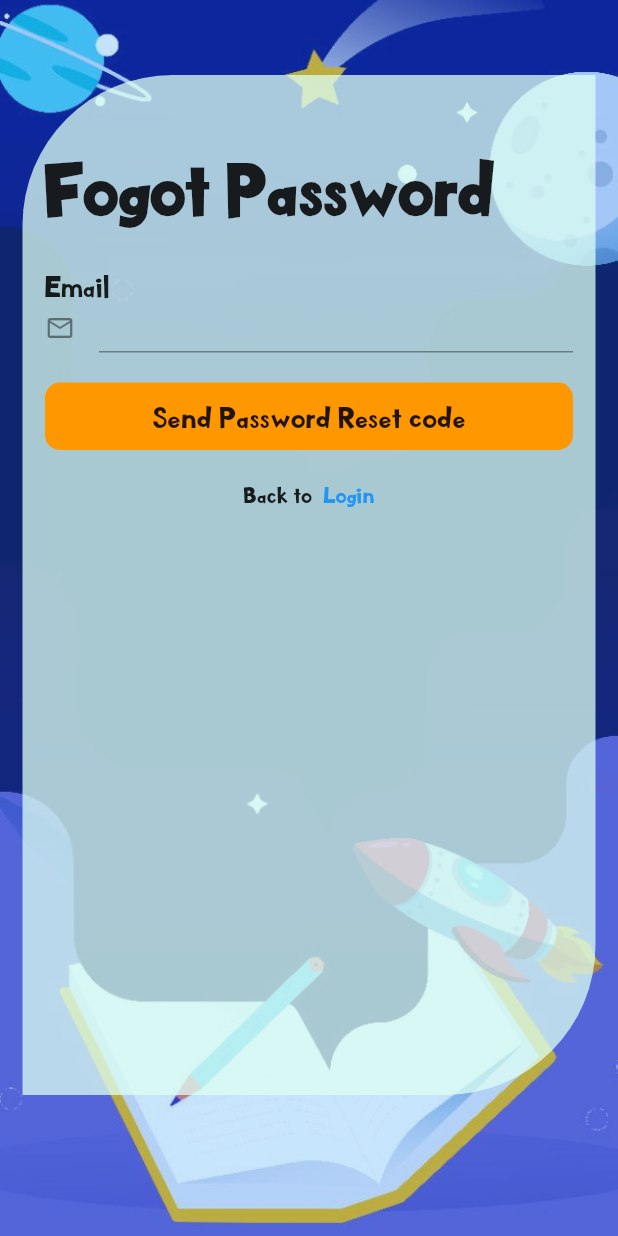
After one commit to Dinamu-Paha/Mobile-app, a Flutter app: the screen it shows after launch, after a tap on "Forgot Password?", on a phone screen of 412 x 824 dp. The commit adds this screen. Run offline on Flutter 3.47's test engine with Material 2 defaults, Android fonts, the phone set to English and light mode, and no system bars; our stand-ins replace date_field.

Commit message:
fogotPassword page

```diff
--- a/dinamu_paha/lib/Component/colors.dart
+++ b/dinamu_paha/lib/Component/colors.dart
@@ -3,4 +3,5 @@ import 'dart:ui';
 class AppColor{
   static Color mainColor = Color(0xFFFFFFFF);
   static Color formBgColor = Color(0x00DDFFF3);
+
 }
--- /dev/null
+++ b/dinamu_paha/lib/Screens/fogotPass.dart
@@ -0,0 +1,123 @@
+import 'package:dinamu_paha/Screens/signIn.dart';
+import 'package:flutter/material.dart';
+
+import '../Component/colors.dart';
+
+class FogotPasswordPage extends StatefulWidget {
+  const FogotPasswordPage({Key? key}) : super(key: key);
+
+  @override
+  State<FogotPasswordPage> createState() => _FogotPasswordPageState();
+}
+
+class _FogotPasswordPageState extends State<FogotPasswordPage> {
+  @override
+  Widget build(BuildContext context) {
+    return Scaffold(
+      body: SafeArea(
+        child: Container(
+          width: MediaQuery.of(context).size.width,
+          height: MediaQuery.of(context).size.height,
+          decoration: BoxDecoration(
+            image: DecorationImage(
+              image: AssetImage("assets/images/img.png"),
+              fit: BoxFit.cover,
+            ),
+          ),
+          child: Container(
+            color: Colors.blue.withOpacity(0.25),
+            child: SingleChildScrollView(
+              scrollDirection: Axis.vertical,
+              child: Column(
+                mainAxisAlignment: MainAxisAlignment.center,
+                crossAxisAlignment: CrossAxisAlignment.center,
+                children: [
+                  SizedBox(
+                    height: 50,
+                  ),
+                  Container(
+                    height: 680,
+                    decoration: BoxDecoration(
+                        color: AppColor.formBgColor.withOpacity(0.75),
+                        borderRadius: BorderRadius.only(topLeft: Radius.circular(100),bottomRight: Radius.circular(100),)
+                    ),
+                    child: Padding(
+                      padding: const EdgeInsets.all(15.0),
+                      child: Column(
+                        mainAxisAlignment: MainAxisAlignment.start,
+                        crossAxisAlignment: CrossAxisAlignment.start,
+                        children: [
+                          SizedBox(height: 30,),
+                          Container(
+                            child: Text('Fogot Password',style: TextStyle(fontSize: 48, fontWeight: FontWeight.w900),),
+                          ),
+                          SizedBox(height: 25,),
+                          Container(
+                            child: Text('Email',style: TextStyle(fontSize: 19),),
+                          ),
+                          Container(
+                            height: 33,
+                            width: MediaQuery.of(context).size.width-60,
+                            child: TextField(
+                              decoration: InputDecoration(
+                                icon: Icon(Icons.email_outlined,size: 20,),
+                              ),
+                            ),
+                          ),
+                          SizedBox(height: 20,),
+                          GestureDetector(
+                            onTap: (){
+                              Navigator.push(
+                                  context,
+                                  MaterialPageRoute(
+                                    builder: (BuildContext context) => SignInPage(),
+                                  ));
+                            },
+                            child: Container(
+                              width: MediaQuery.of(context).size.width-60,
+                              height: 45,
+                              decoration: BoxDecoration(
+                                borderRadius: BorderRadius.circular(10),
+                                color: Colors.orange,
+                              ),
+                              child: Center(
+                                  child: Text('Send Password Reset code',style: TextStyle(fontSize: 20),)),
+                            ),
+                          ),
+                          SizedBox(height: 20,),
+                          Container(
+                            width: MediaQuery.of(context).size.width-60,
+                            child: Row(
+                              mainAxisAlignment: MainAxisAlignment.center,
+                              children: [
+                                Container(
+                                  child: Text('Back to ',style: TextStyle(fontSize: 15),),
+                                ),
+                                GestureDetector(
+                                  onTap: (){
+                                    Navigator.push(
+                                        context,
+                                        MaterialPageRoute(
+                                          builder: (BuildContext context) => SignInPage(),
+                                        ));
+                                  },
+                                  child: Container(
+                                    child: Text(' Login',style: TextStyle(fontSize: 15, color: Colors.blue),),
+                                  ),
+                                ),
+                              ],
+                            ),
+                          )
+                        ],
+                      ),
+                    ),
+                  ),
+                ],
+              ),
+            ),
+          ),
+        ),
+      ),
+    );
+  }
+}
--- a/dinamu_paha/lib/Screens/signIn.dart
+++ b/dinamu_paha/lib/Screens/signIn.dart
@@ -1,4 +1,5 @@
 import 'package:dinamu_paha/Component/colors.dart';
+import 'package:dinamu_paha/Screens/fogotPass.dart';
 import 'package:dinamu_paha/Screens/singUp.dart';
 import 'package:dinamu_paha/Screens/subject_UI.dart';
 import 'package:flutter/material.dart';
@@ -112,8 +113,17 @@ class _SignInPageState extends State<SignInPage> {
                                 Expanded(
                                   child: Container(),
                                 ),
-                                Container(
-                                  child: Text('Forgot Password?',style: TextStyle(fontSize: 15),),
+                                GestureDetector(
+                                  onTap: (){
+                                    Navigator.push(
+                                        context,
+                                        MaterialPageRoute(
+                                          builder: (BuildContext context) => FogotPasswordPage(),
+                                        ));
+                                  },
+                                  child: Container(
+                                    child: Text('Forgot Password?',style: TextStyle(fontSize: 15,color: Colors.blue),),
+                                  ),
                                 ),
                               ],
                             ),
@@ -135,7 +145,7 @@ class _SignInPageState extends State<SignInPage> {
                                 color: Colors.orange,
                               ),
                               child: Center(
-                                  child: Text('Sign In',style: TextStyle(fontSize: 15),)),
+                                  child: Text('Sign In',style: TextStyle(fontSize: 20),)),
                             ),
                           ),
                           SizedBox(height: 30,),
--- a/dinamu_paha/lib/Screens/singUp.dart
+++ b/dinamu_paha/lib/Screens/singUp.dart
@@ -283,7 +283,7 @@ class _SignUpPageState extends State<SignUpPage> {
                                 enabledBorder: const UnderlineInputBorder(
                                   borderSide: const BorderSide(color: Colors.black),
                                 ) ,
-                                icon: Icon(Icons.area_chart ,size: 20,color: Colors.black,),
+                                icon: Icon(Icons.location_on_outlined ,size: 20,color: Colors.black,),
                               ),
                             ),
                           ),
@@ -327,7 +327,7 @@ class _SignUpPageState extends State<SignUpPage> {
                               color: Colors.orange,
                             ),
                             child: Center(
-                                child: Text('Sign Up',style: TextStyle(fontSize: 15,color: Colors.black,),)),
+                                child: Text('Sign Up',style: TextStyle(fontSize: 20,color: Colors.black,),)),
                           ),
                           SizedBox(height: 20,),
                           Container(
```
